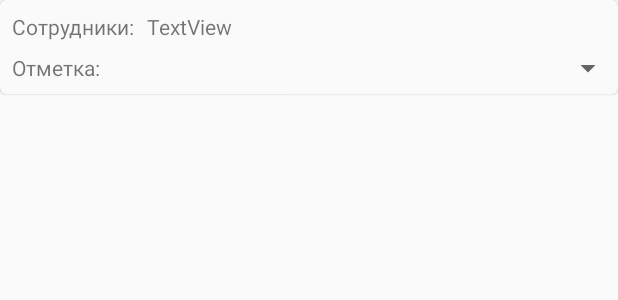
After one commit to SergeyRevyakin/TestNaukaApp, an Android app: the layout cardview_emp_daily.xml on its own in the app's theme, with its tools: preview values and no code run, on a phone screen of 412 x 824 dp. The commit adds this screen. Shown: the top 300 px of the screen. Run offline under Robolectric (Android 15) with nearby library versions, the phone set to English and light mode, and no system bars; network calls fail.

Commit message:
Employees part TODO Add new day TODO

```diff
--- a/app/src/main/java/ru/serg/testnauka/adapter/DepartmentAdapter.kt
+++ b/app/src/main/java/ru/serg/testnauka/adapter/DepartmentAdapter.kt
@@ -9,7 +9,6 @@ import ru.serg.testnauka.model.Department
 
 class DepartmentAdapter(val department: Department) : Item<ViewHolder>() {
     override fun getLayout(): Int {
-
         return R.layout.cardview_department
     }
 
--- a/app/src/main/java/ru/serg/testnauka/model/BusinessCalendar.kt
+++ b/app/src/main/java/ru/serg/testnauka/model/BusinessCalendar.kt
@@ -6,6 +6,6 @@ data class BusinessCalendar(
 
     val id: Int? = 0,
     val date: String?, //LocalDate? = LocalDate.now(),
-    val code: CalendarCode,
+    var code: CalendarCode,
     val employee: Employee
 )
--- a/app/src/main/java/ru/serg/testnauka/model/CalendarCode.kt
+++ b/app/src/main/java/ru/serg/testnauka/model/CalendarCode.kt
@@ -4,4 +4,8 @@ data class CalendarCode(
     val code: String?,
     val description: String?,
     val id: Int? = 0
-)
+){
+    override fun toString(): String {
+        return "$code, $description"
+    }
+}
--- /dev/null
+++ b/app/src/main/res/layout/cardview_emp_daily.xml
@@ -0,0 +1,52 @@
+<?xml version="1.0" encoding="utf-8"?>
+<com.google.android.material.card.MaterialCardView
+    xmlns:android="http://schemas.android.com/apk/res/android"
+    xmlns:app="http://schemas.android.com/apk/res-auto"
+    xmlns:tools="http://schemas.android.com/tools"
+    android:layout_width="match_parent"
+    android:layout_height="wrap_content">
+
+    <androidx.constraintlayout.widget.ConstraintLayout
+        android:layout_width="match_parent"
+        android:layout_height="match_parent">
+
+        <TextView
+            android:id="@+id/textView4"
+            android:layout_width="wrap_content"
+            android:layout_height="wrap_content"
+            android:layout_marginStart="8dp"
+            android:layout_marginTop="8dp"
+            android:text="@string/employees"
+            app:layout_constraintStart_toStartOf="parent"
+            app:layout_constraintTop_toTopOf="parent" />
+
+        <TextView
+            android:id="@+id/textView_empName"
+            android:layout_width="wrap_content"
+            android:layout_height="wrap_content"
+            android:layout_marginStart="8dp"
+            android:text="TextView"
+            app:layout_constraintStart_toEndOf="@+id/textView4"
+            app:layout_constraintTop_toTopOf="@+id/textView4" />
+
+        <TextView
+            android:id="@+id/textView6"
+            android:layout_width="wrap_content"
+            android:layout_height="wrap_content"
+            android:layout_marginTop="8dp"
+            android:layout_marginBottom="8dp"
+            android:text="Отметка: "
+            app:layout_constraintBottom_toBottomOf="parent"
+            app:layout_constraintStart_toStartOf="@+id/textView4"
+            app:layout_constraintTop_toBottomOf="@+id/textView4" />
+
+        <Spinner
+            android:id="@+id/spinner"
+            android:layout_width="338dp"
+            android:layout_height="wrap_content"
+            android:layout_marginStart="8dp"
+            app:layout_constraintBottom_toBottomOf="@+id/textView6"
+            app:layout_constraintStart_toEndOf="@+id/textView6"
+            app:layout_constraintTop_toTopOf="@+id/textView6" />
+    </androidx.constraintlayout.widget.ConstraintLayout>
+</com.google.android.material.card.MaterialCardView>
```
Also changed, not shown: app/build.gradle (+8 -3 lines), app/src/main/java/ru/serg/testnauka/activity/CalendarActivity.kt (+51 -4 lines), app/src/main/java/ru/serg/testnauka/activity/DayOfCalendarActivity.kt (+6 -6 lines), app/src/main/java/ru/serg/testnauka/activity/MainActivity.kt (+24 -32 lines), app/src/main/java/ru/serg/testnauka/adapter/CalendarEmployeeAdapter.kt (added, +70 -0 lines), app/src/main/java/ru/serg/testnauka/api/TestNaukaApi.kt (+8 -2 lines), app/src/main/res/layout/activity_calendar.xml (+47 -7 lines).
